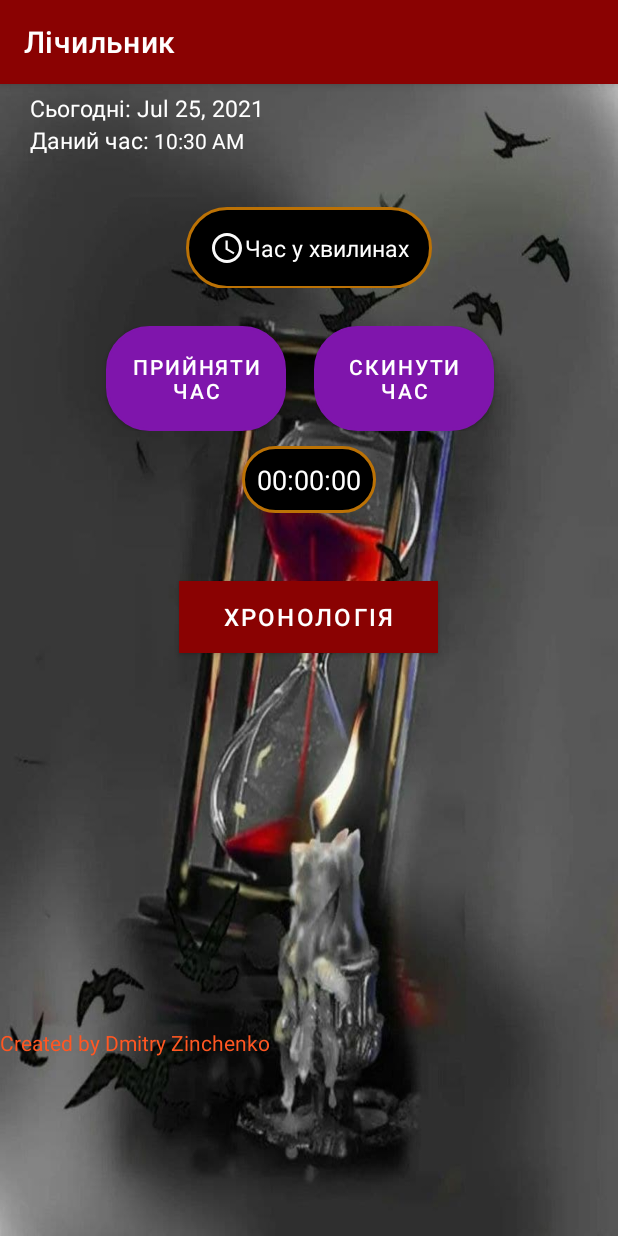
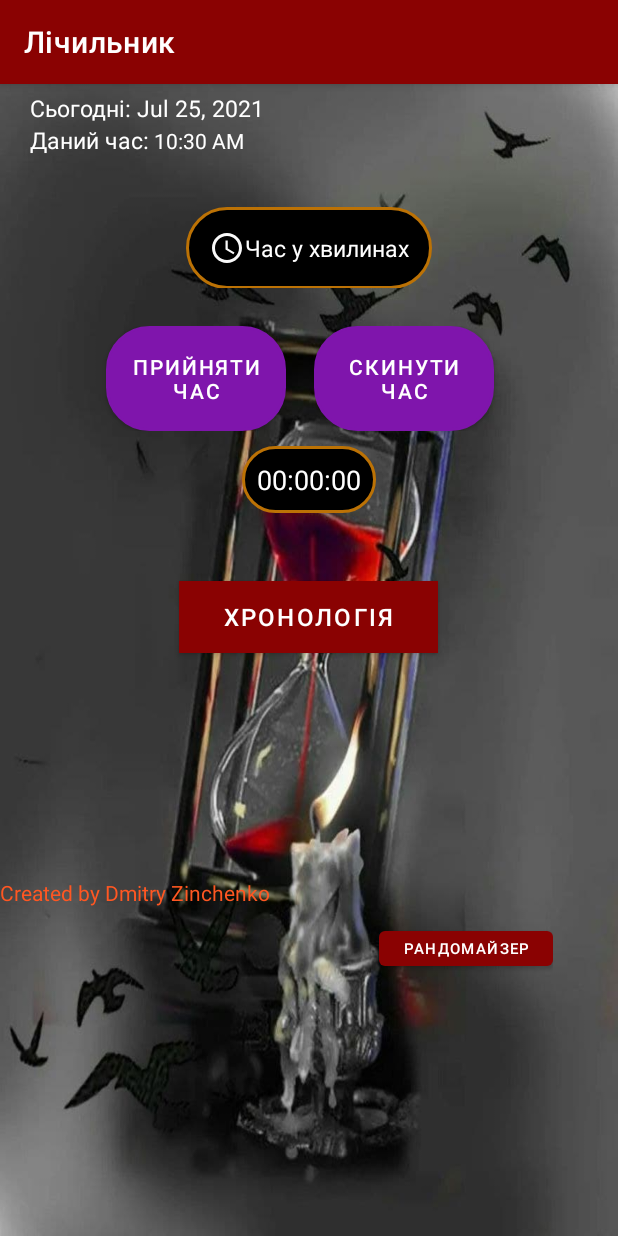
Before and after one commit to blushful8/Countdown-Timer, an Android app: the screen it shows after launch (MainActivity), on a phone screen of 412 x 824 dp. Run offline under Robolectric (Android 15) with nearby library versions, the phone set to English and light mode, and no system bars.

Commit message:
Initial commit

```diff
--- a/app/src/main/AndroidManifest.xml
+++ b/app/src/main/AndroidManifest.xml
@@ -17,6 +17,7 @@
                 <category android:name="android.intent.category.LAUNCHER" />
             </intent-filter>
         </activity>
+
         <service
             android:name=".CustomService"
             />
--- a/app/src/main/java/com/example/androidappnau/MainActivity.java
+++ b/app/src/main/java/com/example/androidappnau/MainActivity.java
@@ -2,6 +2,7 @@ package com.example.androidappnau;
 
 import androidx.appcompat.app.AppCompatActivity;
 
+import android.annotation.SuppressLint;
 import android.content.Intent;
 
 import android.content.pm.ActivityInfo;
@@ -21,6 +22,7 @@ import com.example.androidappnau.EntityClass.UserModel;
 import java.text.DateFormat;
 import java.util.Calendar;
 import java.util.Locale;
+import java.util.Random;
 
 
 public class MainActivity extends AppCompatActivity implements View.OnClickListener {
@@ -37,7 +39,10 @@ public class MainActivity extends AppCompatActivity implements View.OnClickListe
     private MediaPlayer click;
     private EditText name;
     private Button getData;
+    private Button bRandom;
+    private TextView tvRandom;
 
+    @SuppressLint("SetTextI18n")
     @Override
     protected void onCreate(Bundle savedInstanceState) {
         super.onCreate(savedInstanceState);
@@ -50,8 +55,10 @@ public class MainActivity extends AppCompatActivity implements View.OnClickListe
         data = findViewById(R.id.tv_data);
         reset = findViewById(R.id.v_second_button);
         textcontinue = findViewById(R.id.tv_continue_time);
+        getData = findViewById(R.id.btn_getData);
+        bRandom = findViewById(R.id.btn_random);
+        tvRandom = findViewById(R.id.tv_random_number);
 
-        getData = findViewById(R.id.btn_getData);
         name = time;
 
         Calendar calendar = Calendar.getInstance();
@@ -65,6 +72,7 @@ public class MainActivity extends AppCompatActivity implements View.OnClickListe
         start.setOnClickListener(this);
         reset.setOnClickListener(this);
         getData.setOnClickListener(this);
+        bRandom.setOnClickListener(this);
 
 
     }
@@ -76,7 +84,7 @@ public class MainActivity extends AppCompatActivity implements View.OnClickListe
             Intent intent = new Intent(this, CustomService.class);
 
 
-        mCountDownTimer = new CountDownTimer(Mtime * 60000, 1000) { // adjust the milli seconds here
+            mCountDownTimer = new CountDownTimer(Mtime * 60000, 1000) {  //adjust the milli seconds here
                 @Override
                 public void onTick(long millisUntilFinished) {
                     mTimerRunning = true;
@@ -130,9 +138,10 @@ public class MainActivity extends AppCompatActivity implements View.OnClickListe
                 saveData();
                 mTimerRunning = true;
                 click.start();
-
                 starttimer();
                 updateButton();
+
+
 
                 Intent intent = new Intent(this, CustomService.class);//У випадку повторного нажаття
                 stopService(intent);
@@ -161,6 +170,7 @@ public class MainActivity extends AppCompatActivity implements View.OnClickListe
                 updateButton();
 
                 Log.i(TAG, "Service stop");
+
             }catch(Exception e){
                 e.printStackTrace();
             }
@@ -169,6 +179,19 @@ public class MainActivity extends AppCompatActivity implements View.OnClickListe
         if(view == getData){
             click.start();
             startActivity(new Intent(getApplicationContext(), GetData.class));
+        }
+
+        if(view == bRandom){
+            try {
+                click.start();
+                int a;
+                a = (int) (Math.random() * (100-1))+1;
+                String b = String.valueOf(a);
+                tvRandom.setText(b);
+            }
+            catch (Exception e){
+                e.printStackTrace();
+            }
             }
 
     }
--- a/app/src/main/res/layout/activity_main.xml
+++ b/app/src/main/res/layout/activity_main.xml
@@ -176,9 +176,35 @@
             android:text="@string/final_stage"
             android:textColor="#FF5722"
 
-            android:layout_marginTop="250dp"
+            android:layout_marginTop="150dp"
             />
     </LinearLayout>
+<LinearLayout
+    android:layout_width="wrap_content"
+    android:layout_height="55dp"
+    android:orientation="horizontal"
+    android:layout_gravity="center"
+    >
+    <TextView
+        android:layout_width="200dp"
+        android:layout_height="25dp"
+        android:textSize="16sp"
+        android:textColor="@color/white"
+        android:id="@+id/tv_random_number"
+        android:layout_marginTop="10dp"
+        />
+    <Button
+        android:layout_width="wrap_content"
+        android:layout_height="35dp"
+        android:id="@+id/btn_random"
+        android:textSize="10sp"
+        android:text="@string/btn_random"
+        android:layout_marginTop="10dp"
+        android:layout_marginLeft="10dp"
+        android:layout_marginStart="10dp"
+        tools:ignore="SmallSp" />
+
+</LinearLayout>
 
 
 
--- a/app/src/main/res/values/strings.xml
+++ b/app/src/main/res/values/strings.xml
@@ -17,4 +17,5 @@
     <string name="secondactivity">secondactivity</string>
     <string name="delete">Видалити запис</string>
     <string name="backup">Повернутися та зупинити відлік</string>
+    <string name="btn_random">Рандомайзер</string>
 </resources>
```
Also changed, not shown: app/src/main/java/com/example/androidappnau/CustomService.java (+3 -5 lines), app/src/main/java/com/example/androidappnau/SplashScreen.java (added, +18 -0 lines), app/src/main/java/com/example/androidappnau/Timer_Service.java (added, +22 -0 lines), app/src/main/res/drawable/splashscreen.xml (added, +9 -0 lines). Lines whose indentation alone changed are shown as unchanged.
